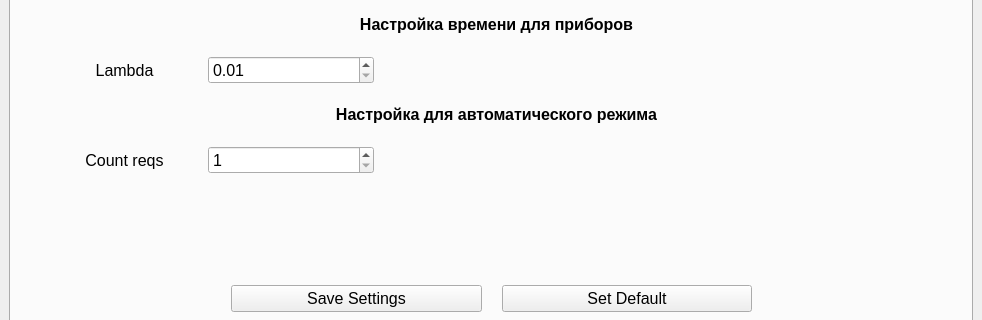
Above: src/APS/GUI/mainwindow.ui from HappyNano/APS-spbstu before the change; both pictures show x 0 to 982 and y 322 to 642 of the 982 by 749 pixel window. Below: the same form after it.
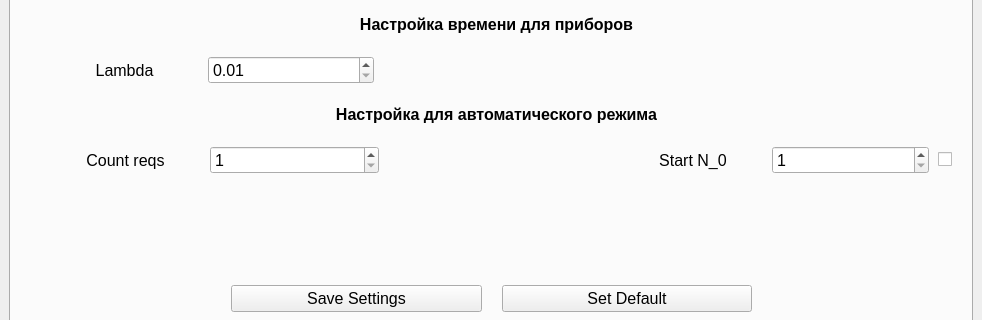
That is the form after the change.

```diff
--- a/src/APS/GUI/mainwindow.ui
+++ b/src/APS/GUI/mainwindow.ui
@@ -546,10 +546,73 @@
            <item>
             <layout class="QHBoxLayout" name="horizontalLayout_17">
              <property name="rightMargin">
-              <number>578</number>
+              <number>0</number>
              </property>
              <item>
-              <widget class="QLabel" name="countReqsLabel">
+              <layout class="QHBoxLayout" name="horizontalLayout_8">
+               <item>
+                <widget class="QLabel" name="countReqsLabel">
+                 <property name="font">
+                  <font>
+                   <pointsize>12</pointsize>
+                  </font>
+                 </property>
+                 <property name="cursor">
+                  <cursorShape>ArrowCursor</cursorShape>
+                 </property>
+                 <property name="layoutDirection">
+                  <enum>Qt::LeftToRight</enum>
+                 </property>
+                 <property name="text">
+                  <string>Count reqs</string>
+                 </property>
+                 <property name="alignment">
+                  <set>Qt::AlignCenter</set>
+                 </property>
+                </widget>
+               </item>
+               <item>
+                <widget class="QSpinBox" name="countRequestsValue">
+                 <property name="font">
+                  <font>
+                   <pointsize>12</pointsize>
+                  </font>
+                 </property>
+                 <property name="minimum">
+                  <number>1</number>
+                 </property>
+                 <property name="maximum">
+                  <number>1000</number>
+                 </property>
+                </widget>
+               </item>
+              </layout>
+             </item>
+            </layout>
+           </item>
+           <item>
+            <spacer name="horizontalSpacer_2">
+             <property name="orientation">
+              <enum>Qt::Horizontal</enum>
+             </property>
+             <property name="sizeType">
+              <enum>QSizePolicy::Fixed</enum>
+             </property>
+             <property name="sizeHint" stdset="0">
+              <size>
+               <width>235</width>
+               <height>20</height>
+              </size>
+             </property>
+            </spacer>
+           </item>
+           <item>
+            <layout class="QHBoxLayout" name="horizontalLayout_9">
+             <property name="rightMargin">
+              <number>0</number>
+             </property>
+             <item>
+              <widget class="QLabel" name="countReqsLabel_N">
                <property name="font">
                 <font>
                  <pointsize>12</pointsize>
@@ -562,7 +625,7 @@
                 <enum>Qt::LeftToRight</enum>
                </property>
                <property name="text">
-                <string>Count reqs</string>
+                <string>Start N_0</string>
                </property>
                <property name="alignment">
                 <set>Qt::AlignCenter</set>
@@ -570,7 +633,7 @@
               </widget>
              </item>
              <item>
-              <widget class="QSpinBox" name="countRequestsValue">
+              <widget class="QSpinBox" name="countRequestsValue_N">
                <property name="font">
                 <font>
                  <pointsize>12</pointsize>
@@ -584,6 +647,44 @@
                </property>
               </widget>
              </item>
+             <item>
+              <spacer name="horizontalSpacer_5">
+               <property name="orientation">
+                <enum>Qt::Horizontal</enum>
+               </property>
+               <property name="sizeType">
+                <enum>QSizePolicy::Fixed</enum>
+               </property>
+               <property name="sizeHint" stdset="0">
+                <size>
+                 <width>9</width>
+                 <height>20</height>
+                </size>
+               </property>
+              </spacer>
+             </item>
+             <item>
+              <widget class="QCheckBox" name="isCalculateN">
+               <property name="sizePolicy">
+                <sizepolicy hsizetype="Fixed" vsizetype="Fixed">
+                 <horstretch>0</horstretch>
+                 <verstretch>0</verstretch>
+                </sizepolicy>
+               </property>
+               <property name="text">
+                <string/>
+               </property>
+               <property name="checked">
+                <bool>false</bool>
+               </property>
+               <property name="autoRepeat">
+                <bool>false</bool>
+               </property>
+               <property name="autoExclusive">
+                <bool>false</bool>
+               </property>
+              </widget>
+             </item>
             </layout>
            </item>
           </layout>
```
